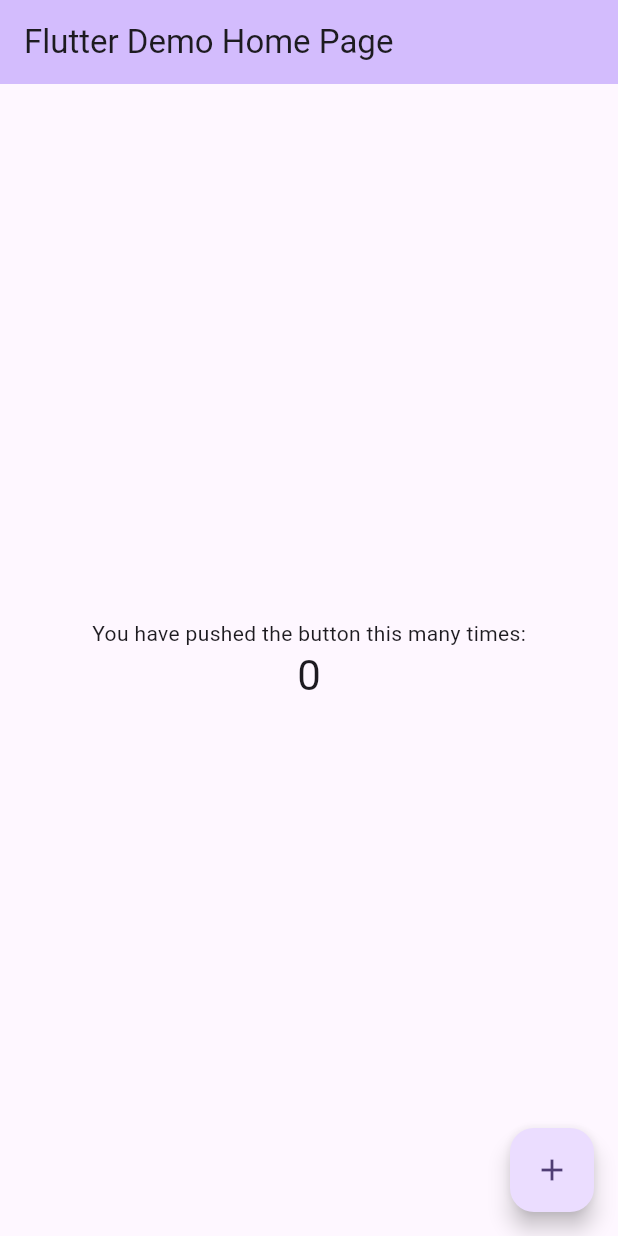
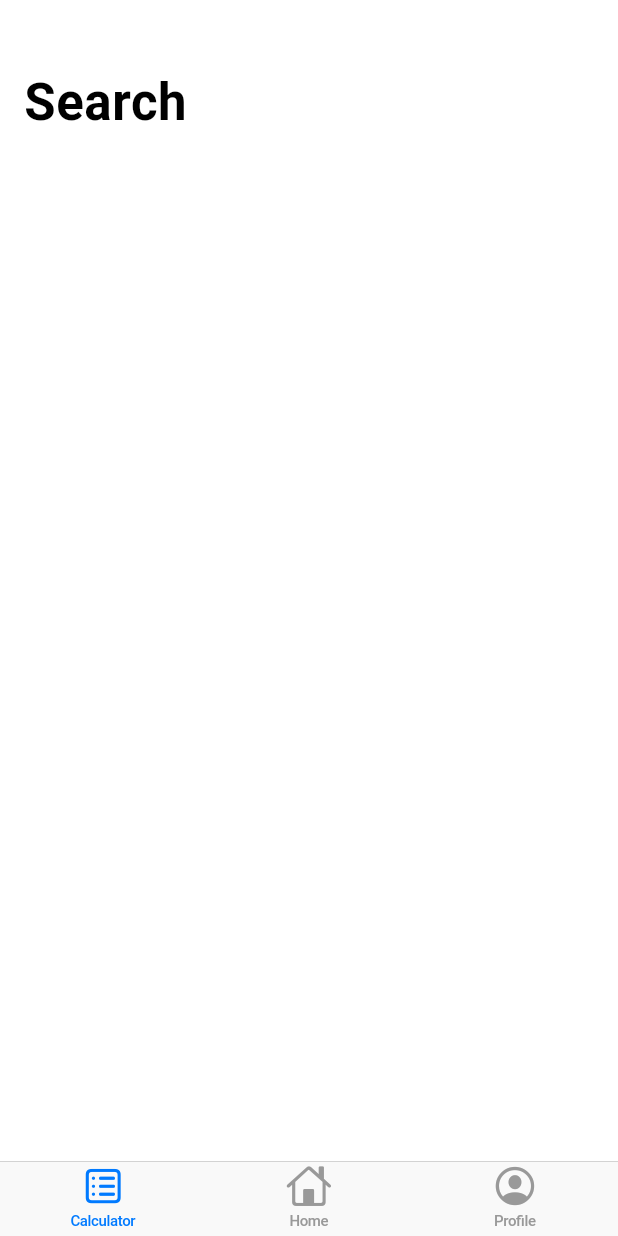
Before and after one commit to Ascend-Spark/fire_path_app, a Flutter app: the screen it shows after launch, on a phone screen of 412 x 824 dp. Run offline on Flutter 3.47's test engine with Material 3 defaults, Android fonts, the phone set to English and light mode, and no system bars.

Commit message:
feat: add basic tabs style

```diff
--- /dev/null
+++ b/lib/app.dart
@@ -0,0 +1,14 @@
+import 'package:flutter/cupertino.dart';
+import 'package:fire_path/styles/index.dart';
+import 'pages/main_page.dart';
+
+class App extends StatelessWidget {
+  const App({super.key});
+
+  @override
+  Widget build(BuildContext context) {
+    return const CupertinoApp(
+      home: MainPage(),
+    );
+  }
+}
--- a/lib/main.dart
+++ b/lib/main.dart
@@ -1,75 +1,12 @@
-import 'package:flutter/material.dart';
+import 'package:flutter/cupertino.dart';
+import 'package:flutter/services.dart';
+
+import 'app.dart';
 
 void main() {
-  runApp(const MyApp());
+  WidgetsFlutterBinding.ensureInitialized();
+  SystemChrome.setPreferredOrientations(
+      [DeviceOrientation.portraitUp, DeviceOrientation.portraitDown]);
+
+  return runApp(const App());
 }
-
-class MyApp extends StatelessWidget {
-  const MyApp({super.key});
-
-  @override
-  Widget build(BuildContext context) {
-    return MaterialApp(
-      title: 'Flutter Demo',
-      theme: ThemeData(
-        colorScheme: ColorScheme.fromSeed(seedColor: Colors.deepPurple),
-        useMaterial3: true,
-      ),
-      home: const MyHomePage(title: 'Flutter Demo Home Page'),
-    );
-  }
-}
-
-class MyHomePage extends StatefulWidget {
-  const MyHomePage({super.key, required this.title});
-
-  final String title;
-
-  @override
-  State<MyHomePage> createState() => _MyHomePageState();
-}
-
-class _MyHomePageState extends State<MyHomePage> {
-  int _counter = 0;
-
-  void _incrementCounter() {
-    setState(() {
-      _counter++;
-    });
-  }
-
-  @override
-  Widget build(BuildContext context) {
-    // This method is rerun every time setState is called, for instance as done
-    // by the _incrementCounter method above.
-    //
-    // The Flutter framework has been optimized to make rerunning build methods
-    // fast, so that you can just rebuild anything that needs updating rather
-    // than having to individually change instances of widgets.
-    return Scaffold(
-      appBar: AppBar(
-        backgroundColor: Theme.of(context).colorScheme.inversePrimary,
-        title: Text(widget.title),
-      ),
-      body: Center(
-        child: Column(
-          mainAxisAlignment: MainAxisAlignment.center,
-          children: <Widget>[
-            const Text(
-              'You have pushed the button this many times:',
-            ),
-            Text(
-              '$_counter',
-              style: Theme.of(context).textTheme.headlineMedium,
-            ),
-          ],
-        ),
-      ),
-      floatingActionButton: FloatingActionButton(
-        onPressed: _incrementCounter,
-        tooltip: 'Increment',
-        child: const Icon(Icons.add),
-      ),
-    );
-  }
-}
--- /dev/null
+++ b/lib/pages/FirstTab/index.dart
@@ -0,0 +1,23 @@
+import 'package:flutter/cupertino.dart';
+
+class FirstTab extends StatefulWidget {
+  const FirstTab({super.key});
+
+  @override
+  _FirstTabState createState() {
+    return _FirstTabState();
+  }
+}
+
+class _FirstTabState extends State<FirstTab> {
+  @override
+  Widget build(BuildContext context) {
+    return const CustomScrollView(
+      slivers: <Widget>[
+        CupertinoSliverNavigationBar(
+          largeTitle: Text('Search'),
+        ),
+      ],
+    );
+  }
+}
--- /dev/null
+++ b/lib/pages/main_page.dart
@@ -0,0 +1,59 @@
+import 'package:flutter/cupertino.dart';
+
+import 'FirstTab/index.dart';
+import 'SecondTab/index.dart';
+import 'ThirdTab/index.dart';
+
+class MainPage extends StatelessWidget {
+  const MainPage({super.key});
+
+  @override
+  Widget build(BuildContext context) {
+    return CupertinoTabScaffold(
+      tabBar: CupertinoTabBar(
+        items: const <BottomNavigationBarItem>[
+          BottomNavigationBarItem(
+            icon: Icon(CupertinoIcons.square_list),
+            label: 'Calculator',
+          ),
+          BottomNavigationBarItem(
+            icon: Icon(CupertinoIcons.home),
+            label: 'Home',
+          ),
+          BottomNavigationBarItem(
+            icon: Icon(CupertinoIcons.profile_circled),
+            label: 'Profile',
+          ),
+        ],
+      ),
+      tabBuilder: (context, index) {
+        switch (index) {
+          case 0:
+            return CupertinoTabView(builder: (context) {
+              return const CupertinoPageScaffold(
+                child: FirstTab(),
+              );
+            });
+          case 1:
+            return CupertinoTabView(builder: (context) {
+              return const CupertinoPageScaffold(
+                child: SecondTab(),
+              );
+            });
+          case 2:
+            return CupertinoTabView(builder: (context) {
+              return const CupertinoPageScaffold(
+                child: ThirdTab(),
+              );
+            });
+          default:
+            return CupertinoTabView(builder: (context) {
+              return const CupertinoPageScaffold(
+                child: Center(child: Text('Page not found')),
+              );
+            });
+        }
+      },
+    );
+  }
+}
```
Also changed, not shown: lib/pages/SecondTab/index.dart (added, +23 -0 lines), lib/pages/ThirdTab/index.dart (added, +23 -0 lines), lib/styles/index.dart (added, +18 -0 lines).
